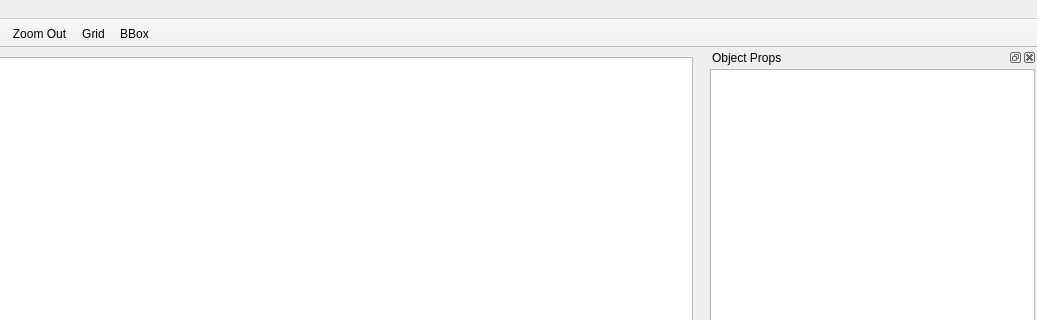
Old version of the form StorageMapDesigner/mainwindow.ui in the repository break11/AutoStorage; both pictures show x 143 to 1180 and y 0 to 320 of the 1180 by 851 pixel window.
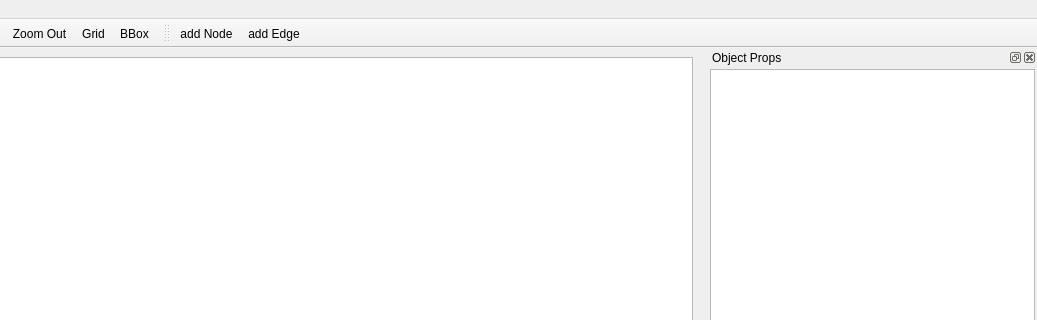
New version of the form. Icons and pictures are not drawn.

Commit message: Перенос установки фильтров во вьюпорт в классы. После перемещения правой кнопкой курсор возвращается в состояние до перемещения.

```diff
--- a/StorageMapDesigner/mainwindow.ui
+++ b/StorageMapDesigner/mainwindow.ui
@@ -85,14 +85,14 @@
      <string>Graph Edit</string>
     </property>
     <addaction name="acAddNode"/>
-    <addaction name="actionAdd_Edge"/>
+    <addaction name="acAddEdge"/>
    </widget>
    <addaction name="menuFile"/>
    <addaction name="menuView"/>
    <addaction name="menuGraph_Edit"/>
   </widget>
   <widget class="QStatusBar" name="statusbar"/>
-  <widget class="QToolBar" name="toolBar">
+  <widget class="QToolBar" name="toolMain">
    <property name="windowTitle">
     <string>Tool Bar</string>
    </property>
@@ -111,6 +111,22 @@
    <addaction name="acGrid"/>
    <addaction name="acBBox"/>
   </widget>
+  <widget class="QToolBar" name="toolEdit">
+   <property name="windowTitle">
+    <string>Tool Bar</string>
+   </property>
+   <property name="orientation">
+    <enum>Qt::Horizontal</enum>
+   </property>
+   <attribute name="toolBarArea">
+    <enum>TopToolBarArea</enum>
+   </attribute>
+   <attribute name="toolBarBreak">
+    <bool>false</bool>
+   </attribute>
+   <addaction name="acAddNode"/>
+   <addaction name="acAddEdge"/>
+  </widget>
   <widget class="QDockWidget" name="dkObjectProps">
    <property name="windowTitle">
     <string>Object Props</string>
@@ -268,6 +284,9 @@
    </property>
   </action>
   <action name="acAddNode">
+   <property name="checkable">
+    <bool>true</bool>
+   </property>
    <property name="icon">
     <iconset resource="images.qrc">
      <normaloff>:/images/add_node.png</normaloff>:/images/add_node.png</iconset>
@@ -276,7 +295,7 @@
     <string>add Node</string>
    </property>
   </action>
-  <action name="actionAdd_Edge">
+  <action name="acAddEdge">
    <property name="icon">
     <iconset resource="images.qrc">
      <normaloff>:/images/add_edge.png</normaloff>:/images/add_edge.png</iconset>
```
The commit also changes 4 other files.
